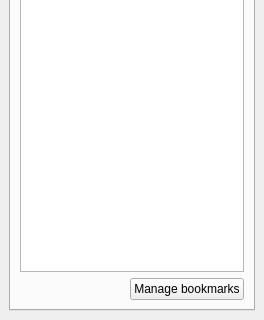
Old version of the form mainwindow.ui in the repository xmpp-graveyard/jabbim; both pictures show x 0 to 264 and y 201 to 521 of the 264 by 521 pixel window.
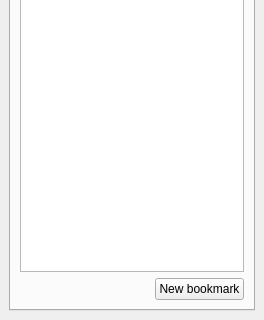
New version of the form. The open tabs and pages were chosen to show the change. Icons and pictures are not drawn.

```diff
--- a/mainwindow.ui
+++ b/mainwindow.ui
@@ -383,7 +383,7 @@
             <item row="2" column="1" >
              <widget class="QPushButton" name="manageBookmarks" >
               <property name="text" >
-               <string>Manage bookmarks</string>
+               <string>New bookmark</string>
               </property>
              </widget>
             </item>
```
Left out of the diff: 2 changed lines with no effect on the pictures.
